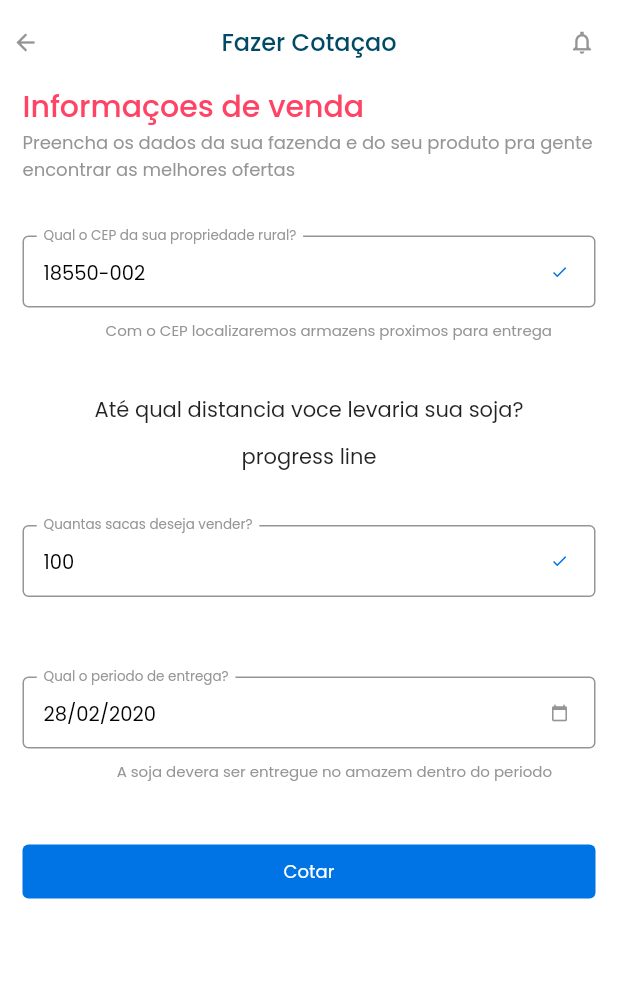
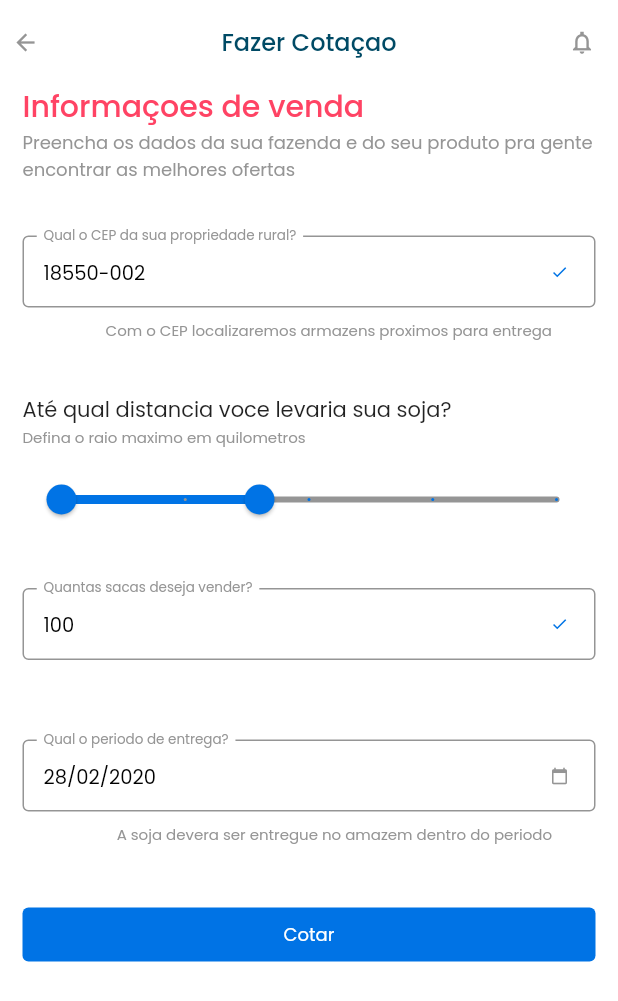
Before and after one commit to DMiyalu/mobile-test, a Flutter app: the screen it shows after launch, after a tap on "VOLTAR PARA PAGINA INICIAL", on a phone screen of 412 x 824 dp. Shown: the top 1001 px of the screen. Run offline on Flutter 3.47's test engine with Material 2 defaults, Android fonts, the phone set to English and light mode, and no system bars; our stand-ins replace get.

Commit message:
update form

```diff
--- a/lib/screens/market/widgets.dart
+++ b/lib/screens/market/widgets.dart
@@ -38,15 +38,38 @@ Widget form(context, formKey) {
 }
 
 Widget _distance(context) {
-  return Column(children: [
-    Text(
-      'Até qual distancia voce levaria sua soja?'
-    ),
-    SizedBox(height: 10),
-    Container(
-      child: Text('progress line')
-    )
-  ],);
+  double entryPoint = 40;
+  RangeValues _currentRangeValues = new RangeValues(0, entryPoint);
+  return Column(
+    crossAxisAlignment: CrossAxisAlignment.start,
+    children: [
+      Text('Até qual distancia voce levaria sua soja?', textAlign: TextAlign.left),
+      Text(
+        'Defina o raio maximo em quilometros',
+        style: Theme.of(context).textTheme.bodyText1!.copyWith(
+          fontSize: 10, fontWeight: FontWeight.w400
+        ), textAlign: TextAlign.left
+      ),
+      SizedBox(height: 10),
+      RangeSlider(
+        values: _currentRangeValues,
+        min: 0,
+        max: 100,
+        divisions: 4,
+        activeColor: Theme.of(context).primaryColor,
+        inactiveColor: Theme.of(context).primaryColorLight,
+        labels: RangeLabels(
+          _currentRangeValues.start.round().toString(),
+          _currentRangeValues.end.round().toString(),
+        ),
+        onChanged: (RangeValues values) {
+          // setState(() {
+          //   _currentRangeValues = values;
+          // });
+        },
+      )
+    ],
+  );
 }
 
 Widget _inputField(context,
```
